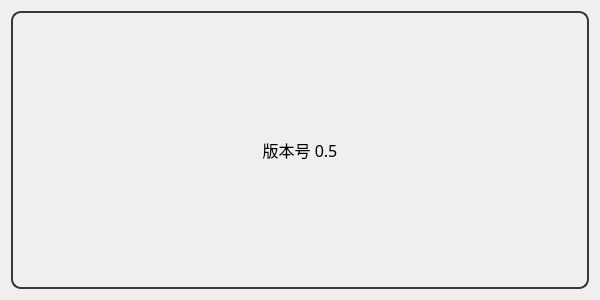
The window that window/ui/setting.ui (EveningCity/EST-Software_For_Subway) describes before a commit, drawn with Qt 5.
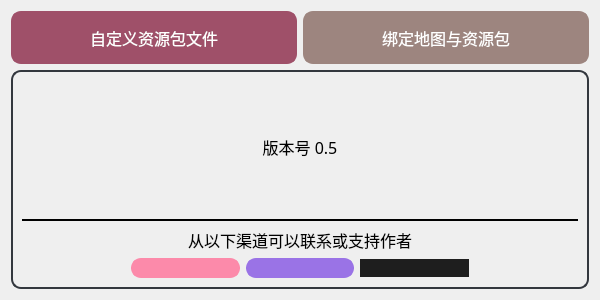
The same window after the commit. Icons and pictures are not drawn.

```diff
--- a/window/ui/setting.ui
+++ b/window/ui/setting.ui
@@ -41,13 +41,85 @@
   <property name="sizeGripEnabled">
    <bool>false</bool>
   </property>
-  <layout class="QVBoxLayout" name="verticalLayout" stretch="0">
+  <layout class="QVBoxLayout" name="verticalLayout" stretch="150,618">
    <property name="spacing">
     <number>6</number>
    </property>
    <property name="sizeConstraint">
     <enum>QLayout::SetDefaultConstraint</enum>
    </property>
+   <item>
+    <layout class="QHBoxLayout" name="horizontalLayout_2">
+     <item>
+      <widget class="QPushButton" name="make">
+       <property name="sizePolicy">
+        <sizepolicy hsizetype="Expanding" vsizetype="Expanding">
+         <horstretch>0</horstretch>
+         <verstretch>0</verstretch>
+        </sizepolicy>
+       </property>
+       <property name="font">
+        <font>
+         <family>黑体</family>
+         <pointsize>12</pointsize>
+        </font>
+       </property>
+       <property name="styleSheet">
+        <string notr="true">QPushButton {
+	border-radius: 10px;
+	border: 2px solid rgb(159,80,105);
+    background-color: rgb(159,80,105);  
+	color: white;   
+}
+QPushButton:hover {
+    background-color: rgb(149,70,95);
+}
+QPushButton:pressed {
+	border: 2px solid rgb(149,70,95);
+    background-color: rgb(149,70,95);
+}</string>
+       </property>
+       <property name="text">
+        <string>自定义资源包文件</string>
+       </property>
+      </widget>
+     </item>
+     <item>
+      <widget class="QPushButton" name="bind">
+       <property name="sizePolicy">
+        <sizepolicy hsizetype="Expanding" vsizetype="Expanding">
+         <horstretch>0</horstretch>
+         <verstretch>0</verstretch>
+        </sizepolicy>
+       </property>
+       <property name="font">
+        <font>
+         <family>黑体</family>
+         <pointsize>12</pointsize>
+        </font>
+       </property>
+       <property name="styleSheet">
+        <string notr="true">QPushButton {
+	border-radius: 10px;
+	border: 2px solid rgb(157,133,127);
+    background-color: rgb(157,133,127);  
+	color: white;   
+}
+QPushButton:hover {
+    background-color: rgb(147,123,117);
+}
+QPushButton:pressed {
+	border: 2px solid rgb(147,123,117);
+    background-color: rgb(147,123,117);
+}</string>
+       </property>
+       <property name="text">
+        <string>绑定地图与资源包</string>
+       </property>
+      </widget>
+     </item>
+    </layout>
+   </item>
    <item>
     <widget class="QGroupBox" name="groupBox">
      <property name="styleSheet">
@@ -60,7 +132,7 @@
      <property name="title">
       <string/>
      </property>
-     <layout class="QVBoxLayout" name="verticalLayout_2">
+     <layout class="QVBoxLayout" name="verticalLayout_2" stretch="618,0,0,0">
       <item>
        <widget class="QLabel" name="version">
         <property name="font">
@@ -77,6 +149,179 @@
         </property>
        </widget>
       </item>
+      <item>
+       <widget class="Line" name="line">
+        <property name="frameShadow">
+         <enum>QFrame::Plain</enum>
+        </property>
+        <property name="lineWidth">
+         <number>2</number>
+        </property>
+        <property name="orientation">
+         <enum>Qt::Horizontal</enum>
+        </property>
+       </widget>
+      </item>
+      <item>
+       <widget class="QLabel" name="label">
+        <property name="font">
+         <font>
+          <family>黑体</family>
+          <pointsize>12</pointsize>
+         </font>
+        </property>
+        <property name="text">
+         <string>从以下渠道可以联系或支持作者</string>
+        </property>
+        <property name="alignment">
+         <set>Qt::AlignCenter</set>
+        </property>
+       </widget>
+      </item>
+      <item>
+       <layout class="QHBoxLayout" name="horizontalLayout_3">
+        <item>
+         <spacer name="horizontalSpacer">
+          <property name="orientation">
+           <enum>Qt::Horizontal</enum>
+          </property>
+          <property name="sizeHint" stdset="0">
+           <size>
+            <width>40</width>
+            <height>20</height>
+           </size>
+          </property>
+         </spacer>
+        </item>
+        <item>
+         <widget class="QPushButton" name="bilibili">
+          <property name="sizePolicy">
+           <sizepolicy hsizetype="Expanding" vsizetype="Expanding">
+            <horstretch>0</horstretch>
+            <verstretch>0</verstretch>
+           </sizepolicy>
+          </property>
+          <property name="styleSheet">
+           <string notr="true">QPushButton {
+	border-radius: 10px;
+	border: 2px solid rgb(252,138,170);
+    background-color: rgb(252,138,170);  
+	color: white;   
+}
+QPushButton:hover {
+    background-color: rgb(242,128,160);
+}
+QPushButton:pressed {
+	border: 2px solid rgb(242,128,160);
+    background-color: rgb(242,128,160);
+}</string>
+          </property>
+          <property name="text">
+           <string/>
+          </property>
+          <property name="icon">
+           <iconset>
+            <normaloff>bilibili.png</normaloff>bilibili.png</iconset>
+          </property>
+          <property name="iconSize">
+           <size>
+            <width>40</width>
+            <height>40</height>
+           </size>
+          </property>
+         </widget>
+        </item>
+        <item>
+         <widget class="QPushButton" name="aifadian">
+          <property name="sizePolicy">
+           <sizepolicy hsizetype="Expanding" vsizetype="Expanding">
+            <horstretch>0</horstretch>
+            <verstretch>0</verstretch>
+           </sizepolicy>
+          </property>
+          <property name="styleSheet">
+           <string notr="true">QPushButton {
+	border-radius: 10px;
+	border: 2px solid rgb(154,115,230);
+    background-color: rgb(154,115,230);  
+	color: white;   
+}
+QPushButton:hover {
+    background-color: rgb(144,105,220);
+}
+QPushButton:pressed {
+	border: 2px solid rgb(144,105,220);
+    background-color: rgb(144,105,220);
+}</string>
+          </property>
+          <property name="text">
+           <string/>
+          </property>
+          <property name="icon">
+           <iconset>
+            <normaloff>aifadian.png</normaloff>aifadian.png</iconset>
+          </property>
+          <property name="iconSize">
+           <size>
+            <width>40</width>
+            <height>40</height>
+           </size>
+          </property>
+         </widget>
+        </item>
+        <item>
+         <widget class="QPushButton" name="github">
+          <property name="sizePolicy">
+           <sizepolicy hsizetype="Expanding" vsizetype="Fixed">
+            <horstretch>0</horstretch>
+            <verstretch>0</verstretch>
+           </sizepolicy>
+          </property>
+          <property name="styleSheet">
+           <string notr="true">QPushButton {
+	border-radius: 10px;
+	border: 2px solid rgb(30,30,30);
+    background-color: rgb(30,30,30);  
+	color: white;   
+}
+QPushButton:hover {
+    background-color: rgb(20,20,20);
+}
+QPushButton:pressed {
+	border: 2px solid rgb(20,20,20);
+    background-color: rgb(20,20,20);
+}</string>
+          </property>
+          <property name="text">
+           <string/>
+          </property>
+          <property name="icon">
+           <iconset>
+            <normaloff>github.png</normaloff>github.png</iconset>
+          </property>
+          <property name="iconSize">
+           <size>
+            <width>40</width>
+            <height>40</height>
+           </size>
+          </property>
+         </widget>
+        </item>
+        <item>
+         <spacer name="horizontalSpacer_2">
+          <property name="orientation">
+           <enum>Qt::Horizontal</enum>
+          </property>
+          <property name="sizeHint" stdset="0">
+           <size>
+            <width>40</width>
+            <height>20</height>
+           </size>
+          </property>
+         </spacer>
+        </item>
+       </layout>
+      </item>
      </layout>
     </widget>
    </item>
```
